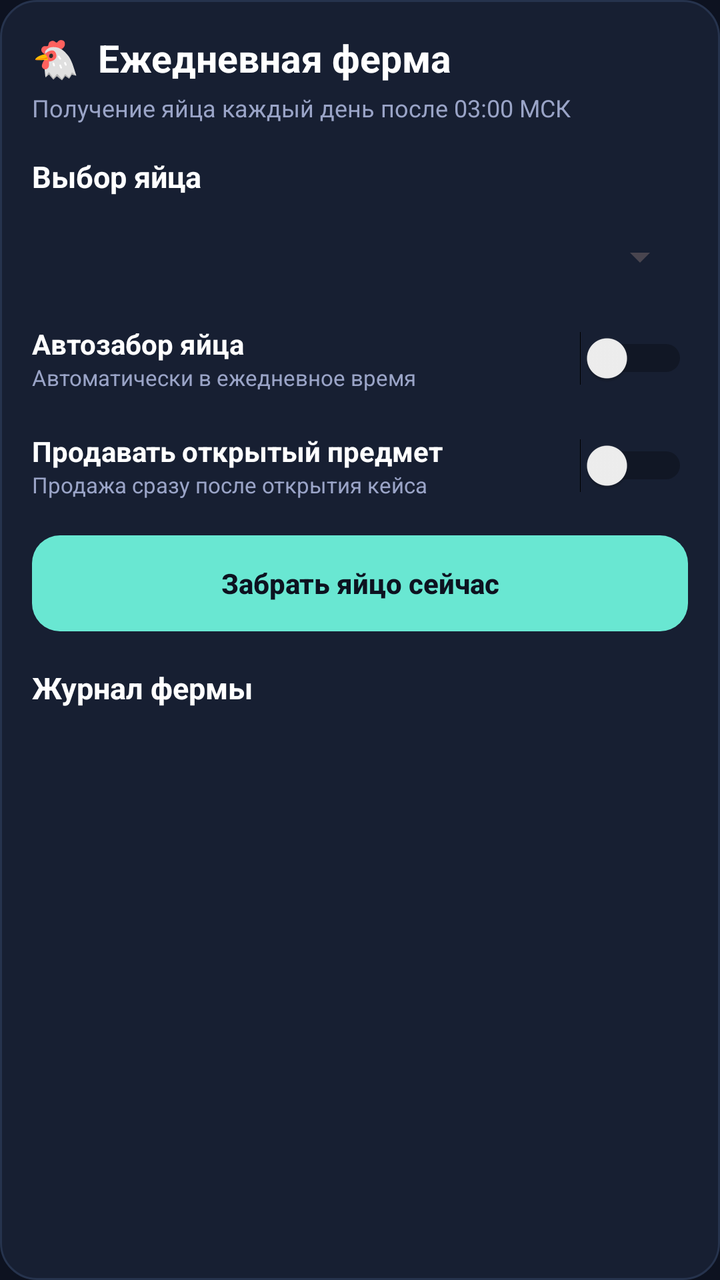
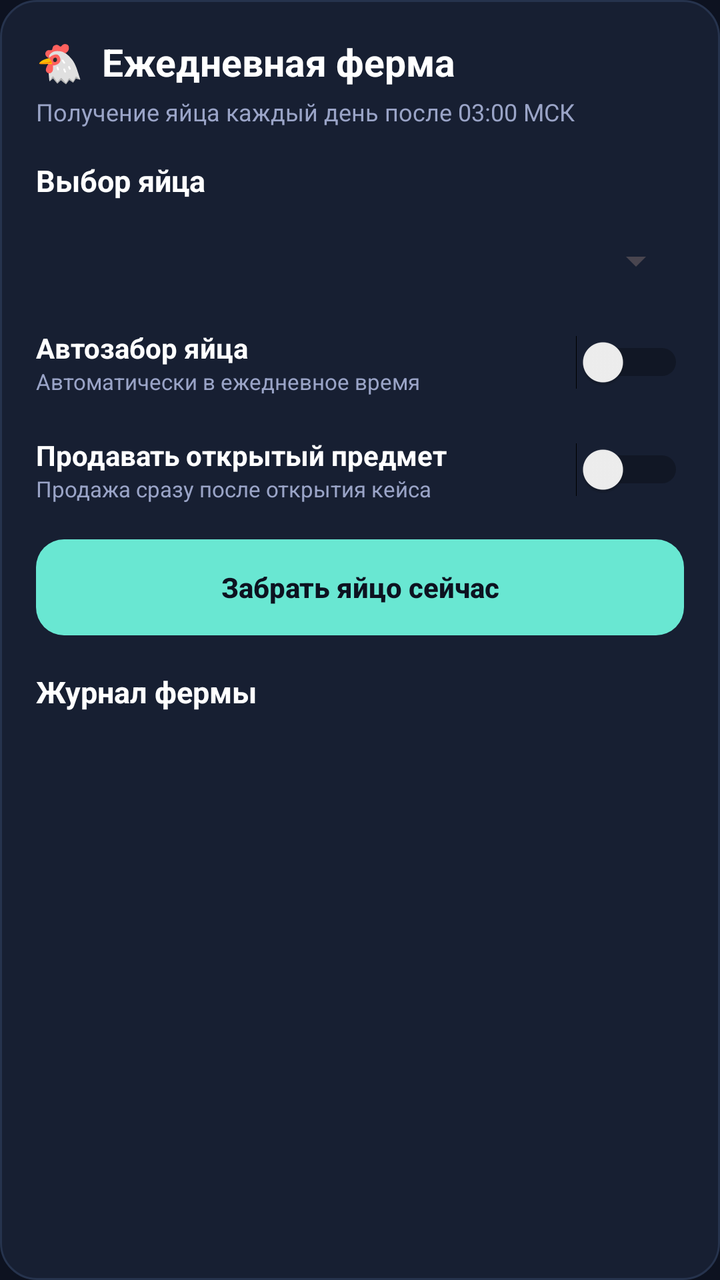

The first picture is an Android layout as it rendered before a commit; the second is the same layout after the commit. The layout source and the unified diff follow.
<!-- AndroidManifest.xml: application theme Theme.Cs2a -->
<!-- res/layout/panel_farm.xml -->
<?xml version="1.0" encoding="utf-8"?>
<LinearLayout xmlns:android="http://schemas.android.com/apk/res/android"
 android:layout_width="match_parent" android:layout_height="wrap_content" android:orientation="vertical"
 android:background="@drawable/panel_surface" android:padding="16dp" android:layout_marginBottom="10dp">
 <TextView android:layout_width="match_parent" android:layout_height="wrap_content" android:text="🐔  Ежедневная ферма" android:textColor="@color/text" android:textStyle="bold" android:textSize="19sp"/>
 <TextView android:layout_width="match_parent" android:layout_height="wrap_content" android:layout_marginTop="4dp" android:text="Получение яйца каждый день после 03:00 МСК" android:textColor="@color/textDim" android:textSize="12sp"/>
 <TextView style="@style/CardLabel" android:text="Выбор яйца" android:layout_marginTop="16dp"/>
 <Spinner android:id="@+id/farmEggSpinner" android:layout_width="match_parent" android:layout_height="48dp"/>
 <LinearLayout android:layout_width="match_parent" android:layout_height="wrap_content" android:orientation="horizontal" android:gravity="center_vertical" android:paddingVertical="10dp">
  <LinearLayout android:layout_width="0dp" android:layout_height="wrap_content" android:layout_weight="1" android:orientation="vertical">
   <TextView android:layout_width="wrap_content" android:layout_height="wrap_content" android:text="Автозабор яйца" android:textColor="@color/text" android:textStyle="bold"/>
   <TextView android:layout_width="wrap_content" android:layout_height="wrap_content" android:text="Автоматически в ежедневное время" android:textColor="@color/textDim" android:textSize="11sp"/>
  </LinearLayout>
  <Switch android:id="@+id/farmAutoSwitch" android:layout_width="wrap_content" android:layout_height="wrap_content"/>
 </LinearLayout>
 <LinearLayout android:layout_width="match_parent" android:layout_height="wrap_content" android:orientation="horizontal" android:gravity="center_vertical" android:paddingVertical="10dp">
  <LinearLayout android:layout_width="0dp" android:layout_height="wrap_content" android:layout_weight="1" android:orientation="vertical">
   <TextView android:layout_width="wrap_content" android:layout_height="wrap_content" android:text="Продавать открытый предмет" android:textColor="@color/text" android:textStyle="bold"/>
   <TextView android:layout_width="wrap_content" android:layout_height="wrap_content" android:text="Продажа сразу после открытия кейса" android:textColor="@color/textDim" android:textSize="11sp"/>
  </LinearLayout>
  <Switch android:id="@+id/farmSellSwitch" android:layout_width="wrap_content" android:layout_height="wrap_content"/>
 </LinearLayout>
 <Button android:id="@+id/farmClaimBtn" android:layout_width="match_parent" android:layout_height="48dp" android:text="Забрать яйцо сейчас" android:layout_marginTop="8dp"/>
 <TextView style="@style/CardLabel" android:text="Журнал фермы" android:layout_marginTop="18dp"/>
 <androidx.core.widget.NestedScrollView android:layout_width="match_parent" android:layout_height="180dp" android:fillViewport="true" android:overScrollMode="ifContentScrolls">
  <TextView android:id="@+id/farmLog" style="@style/LogText" android:text=""/>
 </androidx.core.widget.NestedScrollView>
</LinearLayout>
<!-- resources referenced by this layout -->
<resources>
  <color name="text">#ffffff</color>
  <color name="textDim">#9aa4c7</color>
  <!-- drawable panel_surface (drawable) -->
  <?xml version="1.0" encoding="utf-8"?>
  <shape xmlns:android="http://schemas.android.com/apk/res/android" android:shape="rectangle">
      <solid android:color="@color/card" />
      <corners android:radius="18dp" />
      <stroke android:width="1dp" android:color="@color/surface" />
  </shape>
  <style name="CardLabel">
          <item name="android:layout_width">wrap_content</item>
          <item name="android:layout_height">wrap_content</item>
          <item name="android:textColor">@color/text</item>
          <item name="android:textStyle">bold</item>
          <item name="android:textSize">15sp</item>
          <item name="android:layout_marginTop">14dp</item>
          <item name="android:layout_marginBottom">6dp</item>
      </style>
  <style name="LogText">
          <item name="android:layout_width">match_parent</item>
          <item name="android:layout_height">wrap_content</item>
          <item name="android:textColor">@color/textDim</item>
          <item name="android:textSize">12sp</item>
          <item name="android:background">@color/card</item>
          <item name="android:padding">10dp</item>
          <item name="android:layout_marginTop">10dp</item>
          <item name="android:fontFamily">monospace</item>
      </style>
  <style name="Theme.Cs2a" parent="Theme.Material3.DayNight.NoActionBar">
          <item name="android:windowBackground">@color/bg</item>
          <item name="materialButtonStyle">@style/AppButton</item>
          <item name="colorPrimary">@color/accent</item>
          <item name="colorOnPrimary">@color/bg</item>
          <item name="android:statusBarColor" tools:targetApi="21">@color/bg</item>
      </style>
  <color name="card">#171F32</color>
  <color name="surface">#26334D</color>
  <color name="bg">#0D1220</color>
  <style name="AppButton" parent="Widget.Material3.Button">
          <item name="android:layout_height">48dp</item>
          <item name="android:minHeight">48dp</item>
          <item name="android:insetTop">0dp</item>
          <item name="android:insetBottom">0dp</item>
          <item name="android:insetLeft">0dp</item>
          <item name="android:insetRight">0dp</item>
          <item name="cornerRadius">14dp</item>
          <item name="android:textAllCaps">false</item>
          <item name="android:textStyle">bold</item>
          <item name="android:letterSpacing">0</item>
      </style>
  <color name="accent">#69E7D2</color>
</resources>

<!-- the commit's change to res/layout/panel_farm.xml (unified diff, before → after) -->
@@ -1,7 +1,7 @@
 <?xml version="1.0" encoding="utf-8"?>
 <LinearLayout xmlns:android="http://schemas.android.com/apk/res/android"
  android:layout_width="match_parent" android:layout_height="wrap_content" android:orientation="vertical"
- android:background="@drawable/panel_surface" android:padding="16dp" android:layout_marginBottom="10dp">
+ android:background="@drawable/panel_surface" android:padding="18dp" android:layout_marginBottom="10dp">
  <TextView android:layout_width="match_parent" android:layout_height="wrap_content" android:text="🐔  Ежедневная ферма" android:textColor="@color/text" android:textStyle="bold" android:textSize="19sp"/>
  <TextView android:layout_width="match_parent" android:layout_height="wrap_content" android:layout_marginTop="4dp" android:text="Получение яйца каждый день после 03:00 МСК" android:textColor="@color/textDim" android:textSize="12sp"/>
  <TextView style="@style/CardLabel" android:text="Выбор яйца" android:layout_marginTop="16dp"/>
